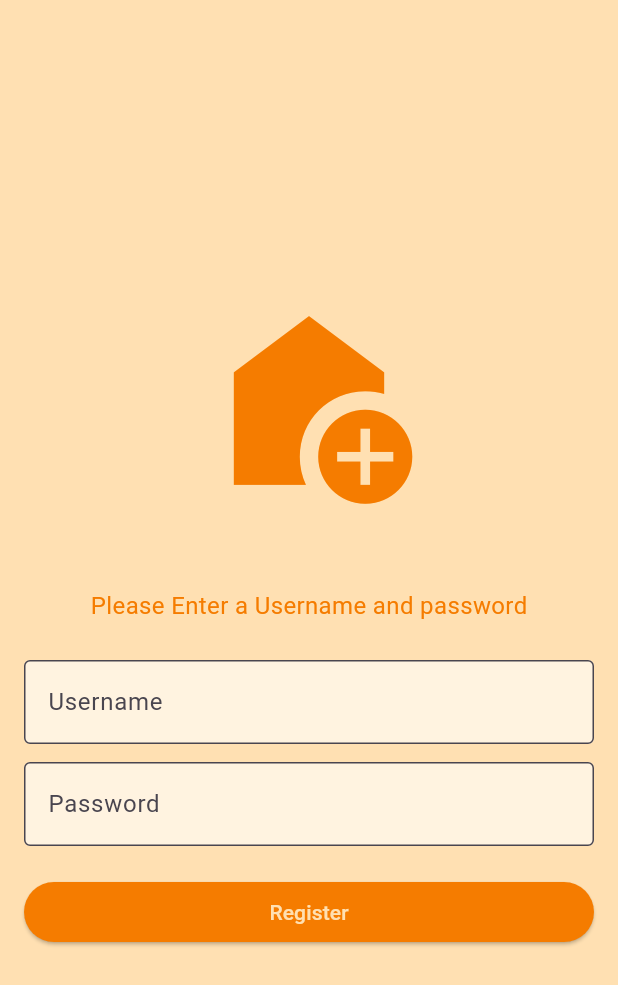
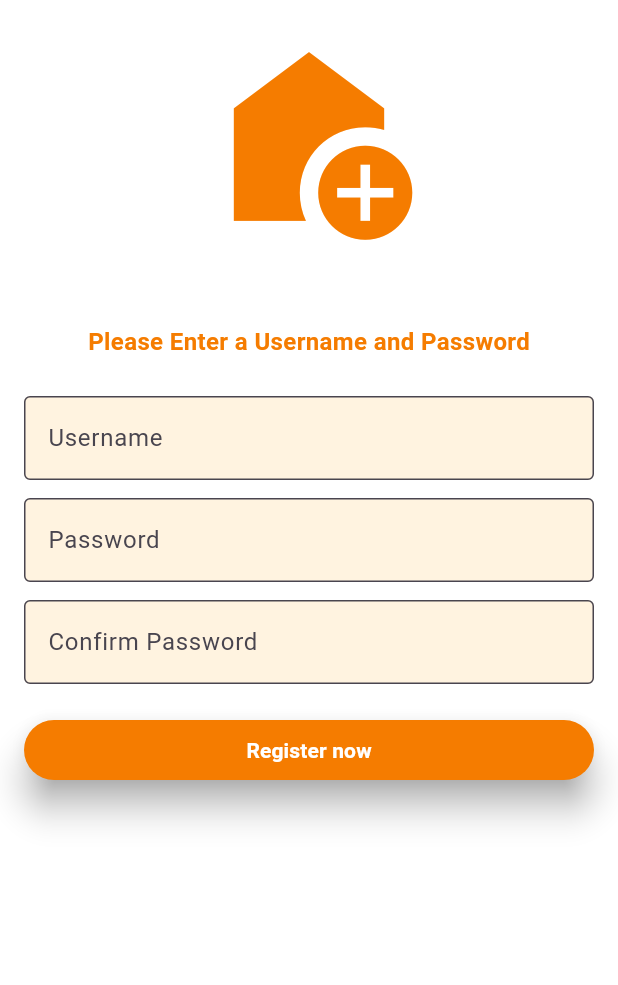
Before and after one commit to Miya784/flut-iot, a Flutter app: the RegisterPage screen opened directly, on a phone screen of 412 x 824 dp. Shown: the top 985 px of the screen. Run offline on Flutter 3.47's test engine with Material 3 defaults, Android fonts, the phone set to English and light mode, and no system bars; our stand-ins replace shared_preferences; missing offline and left inert: flutter_vlc_player; accounts and stored records are empty.

Commit message:
Update register_page.dart

```diff
--- a/lib/pages/register_page.dart
+++ b/lib/pages/register_page.dart
@@ -1,5 +1,4 @@
 import 'package:flutter/material.dart';
-import 'package:flutter/widgets.dart';
 import 'package:http/http.dart' as http;
 import 'dart:convert';
 
@@ -11,6 +10,9 @@ class RegisterPage extends StatefulWidget {
 class _RegisterPageState extends State<RegisterPage> {
   final TextEditingController _usernameController = TextEditingController();
   final TextEditingController _passwordController = TextEditingController();
+  final TextEditingController _confirmPasswordController =
+      TextEditingController();
+  final GlobalKey<FormState> _formKey = GlobalKey<FormState>();
 
   Future<void> _register(BuildContext context) async {
     final String username = _usernameController.text;
@@ -27,7 +29,7 @@ class _RegisterPageState extends State<RegisterPage> {
       final data = jsonDecode(response.body);
 
       if (response.statusCode == 200) {
-        // Check if response is successful
+        // Registration successful
         showDialog(
           context: context,
           builder: (BuildContext context) {
@@ -38,6 +40,7 @@ class _RegisterPageState extends State<RegisterPage> {
                 TextButton(
                   onPressed: () {
                     Navigator.of(context).pop();
+                    Navigator.of(context).pop(); // Pop registration page
                   },
                   child: Text('OK'),
                 ),
@@ -46,6 +49,7 @@ class _RegisterPageState extends State<RegisterPage> {
           },
         );
       } else {
+        // Registration failed
         showDialog(
           context: context,
           builder: (BuildContext context) {
@@ -72,9 +76,12 @@ class _RegisterPageState extends State<RegisterPage> {
   @override
   Widget build(BuildContext context) {
     return Scaffold(
-      backgroundColor: Colors.orange[100],
-      body: Padding(
+      backgroundColor: Colors.white,
+      body: SingleChildScrollView(
+        child: Padding(
           padding: EdgeInsets.all(16.0),
+          child: Form(
+            key: _formKey,
             child: Column(
               mainAxisAlignment: MainAxisAlignment.center,
               children: <Widget>[
@@ -85,11 +92,14 @@ class _RegisterPageState extends State<RegisterPage> {
                 ),
                 SizedBox(height: 50),
                 Text(
-              'Please Enter a Username and password',
-              style: TextStyle(color: Colors.orange[700], fontSize: 16),
+                  'Please Enter a Username and Password',
+                  style: TextStyle(
+                      color: Colors.orange[700],
+                      fontSize: 16,
+                      fontWeight: FontWeight.bold),
                 ),
                 SizedBox(height: 25),
-            TextField(
+                TextFormField(
                   controller: _usernameController,
                   decoration: InputDecoration(
                     filled: true,
@@ -99,9 +109,18 @@ class _RegisterPageState extends State<RegisterPage> {
                     hintText: 'Username',
                     border: OutlineInputBorder(),
                   ),
+                  validator: (value) {
+                    if (value == null || value.isEmpty) {
+                      return 'Please enter a username';
+                    }
+                    if (value.length < 6) {
+                      return 'Username must have at least 6 characters';
+                    }
+                    return null;
+                  },
                 ),
                 SizedBox(height: 12),
-            TextField(
+                TextFormField(
                   controller: _passwordController,
                   obscureText: true,
                   decoration: InputDecoration(
@@ -112,6 +131,31 @@ class _RegisterPageState extends State<RegisterPage> {
                     hintText: 'Password',
                     border: OutlineInputBorder(),
                   ),
+                  validator: (value) {
+                    if (value == null || value.isEmpty) {
+                      return 'Please enter a password';
+                    }
+                    return null;
+                  },
+                ),
+                SizedBox(height: 12),
+                TextFormField(
+                  controller: _confirmPasswordController,
+                  obscureText: true,
+                  decoration: InputDecoration(
+                    filled: true,
+                    fillColor: Colors.orange[50],
+                    focusedBorder: OutlineInputBorder(
+                        borderSide: BorderSide(width: 3, color: Colors.orange)),
+                    hintText: 'Confirm Password',
+                    border: OutlineInputBorder(),
+                  ),
+                  validator: (value) {
+                    if (value != _passwordController.text) {
+                      return 'Passwords do not match';
+                    }
+                    return null;
+                  },
                 ),
                 SizedBox(height: 20),
                 Row(
@@ -120,9 +164,20 @@ class _RegisterPageState extends State<RegisterPage> {
                       child: ElevatedButton(
                         style: ElevatedButton.styleFrom(
                           foregroundColor: Colors.orange[100],
-                        backgroundColor: Colors.orange[700]),
-                    onPressed: () => _register(context),
-                    child: Text('Register'),
+                          backgroundColor: Colors.orange[700],
+                          elevation: 10,
+                          shadowColor: Colors.grey,
+                        ),
+                        onPressed: () {
+                          if (_formKey.currentState!.validate()) {
+                            _register(context);
+                          }
+                        },
+                        child: Text(
+                          'Register now',
+                          style: TextStyle(
+                              color: Colors.white, fontWeight: FontWeight.bold),
+                        ),
                       ),
                     ),
                   ],
@@ -130,6 +185,8 @@ class _RegisterPageState extends State<RegisterPage> {
               ],
             ),
           ),
+        ),
+      ),
     );
   }
 }
```
Lines whose indentation alone changed are shown as unchanged.
